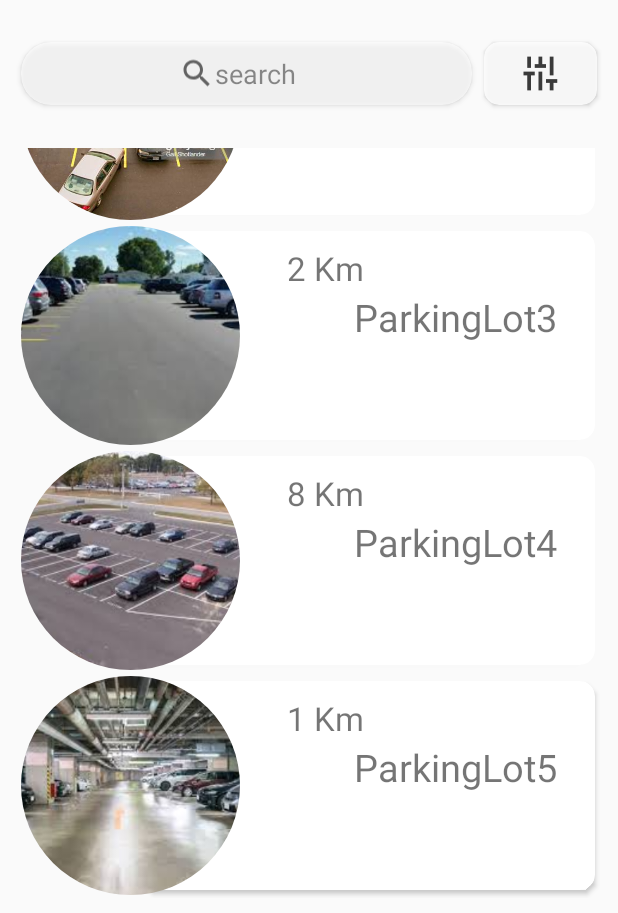
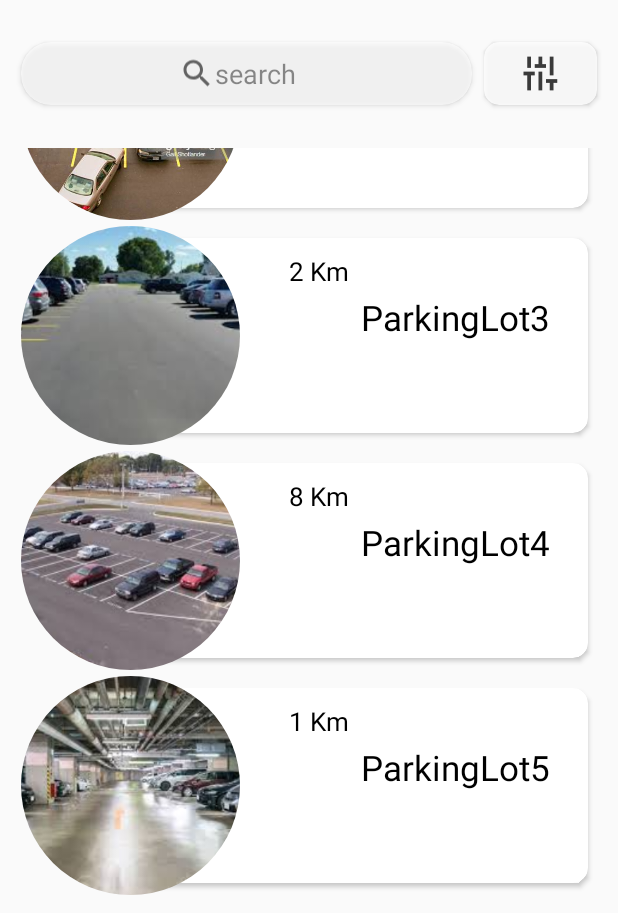
Before and after one commit to Sidg612/UPES-HACKATHON-IDEA-APP, an Android app: the screen it shows after launch (MainActivity), scrolled down 250 dp, on a phone screen of 412 x 824 dp, the part 323-1236 px from its top. Run offline under Robolectric (Android 15) with nearby library versions, the phone set to English and light mode, and no system bars; plain views replace RoundedImageView; Roboto replaces fonts that are not available here.

Commit message:
addedd new features

```diff
--- a/app/src/main/java/com/writetosid/suvidha/HandlerDetails.kt
+++ b/app/src/main/java/com/writetosid/suvidha/HandlerDetails.kt
@@ -15,6 +15,12 @@ class HandlerDetails : AppCompatActivity() {
         val pic = bundle!!.getInt("imageH")
         imageTV.setImageResource(pic)
 
+       Name.text= intent.getStringExtra("name")
+        Address.text= intent.getStringExtra("address")
+        Distance.text=intent.getIntExtra("distance",-1).toString()
+
+
+
 
 
 
--- a/app/src/main/java/com/writetosid/suvidha/MainActivity.kt
+++ b/app/src/main/java/com/writetosid/suvidha/MainActivity.kt
@@ -29,10 +29,8 @@ class MainActivity : AppCompatActivity() {
             intent.putExtra("distance",handlers.distance)
             intent.putExtra("address",handlers.address)
             startActivity(intent)
-
         }
     }
-
         override fun onCreate(savedInstanceState: Bundle?) {
         super.onCreate(savedInstanceState)
         setContentView(R.layout.activity_main)
@@ -43,7 +41,10 @@ class MainActivity : AppCompatActivity() {
         handlerlist.add(Handler("ParkingLot4",8,"21, Delhi",R.drawable.parkingimage4))
         handlerlist.add(Handler("ParkingLot5",1,"54, Delhi",R.drawable.parkingimage5))
 
+        searchBTN.setOnClickListener {
+            LL.alpha=0F
 
+        }
         ArrayAdapter.createFromResource(this,
             R.array.Location,
             android.R.layout.simple_spinner_item
--- a/app/src/main/res/layout/centre_panel.xml
+++ b/app/src/main/res/layout/centre_panel.xml
@@ -63,13 +63,22 @@
                 android:alpha="0.60"
                 android:elevation="15dp"
                 app:cardCornerRadius="20dp">
+                <EditText
+                    android:layout_margin="10dp"
+                    android:id="@+id/searchBTN"
+                    android:layout_width="match_parent"
+                    android:layout_height="match_parent"
+                    android:background="@android:color/transparent"
+                    />
 
                 <LinearLayout
+                    android:id="@+id/LL"
                     android:layout_width="90dp"
                     android:layout_height="wrap_content"
                     android:layout_gravity="center">
 
                     <ImageView
+
                         android:layout_width="wrap_content"
                         android:layout_height="match_parent"
                         android:layout_gravity="center"
--- a/app/src/main/res/layout/item_list_1.xml
+++ b/app/src/main/res/layout/item_list_1.xml
@@ -10,7 +10,7 @@
         android:layout_width="300dp"
         android:layout_height="match_parent"
         app:cardCornerRadius="10dp"
-        android:layout_margin="5dp"
+        android:layout_margin="10dp"
         android:layout_gravity="end">
 
         <TextView
@@ -20,7 +20,8 @@
             android:layout_gravity="center_horizontal"
             android:layout_marginTop="10dp"
             android:layout_marginRight="29dp"
-            android:textSize="22dp"
+            android:textColor="@android:color/black"
+            android:textSize="17dp"
             android:text="Distance"/>
         <TextView
             android:id="@+id/NameTv"
@@ -28,7 +29,8 @@
             android:layout_height="wrap_content"
             android:layout_gravity="end|center_vertical"
             android:layout_marginRight="25dp"
-            android:textSize="25dp"
+            android:textSize="23dp"
+            android:textColor="@android:color/black"
             android:text="Placename"
             android:layout_marginBottom="12dp"/>
 
@@ -48,7 +50,7 @@
         android:elevation="10dp"
         android:layout_height="match_parent"
         android:layout_width="150dp"
-        app:riv_corner_radius="10dp"
+        app:riv_corner_radius="20dp"
         android:scaleType="fitXY"
         android:src="@android:color/holo_blue_dark"
 
```
Also changed, not shown: app/src/main/res/layout/activity_handler_details.xml (+5 -2 lines).
